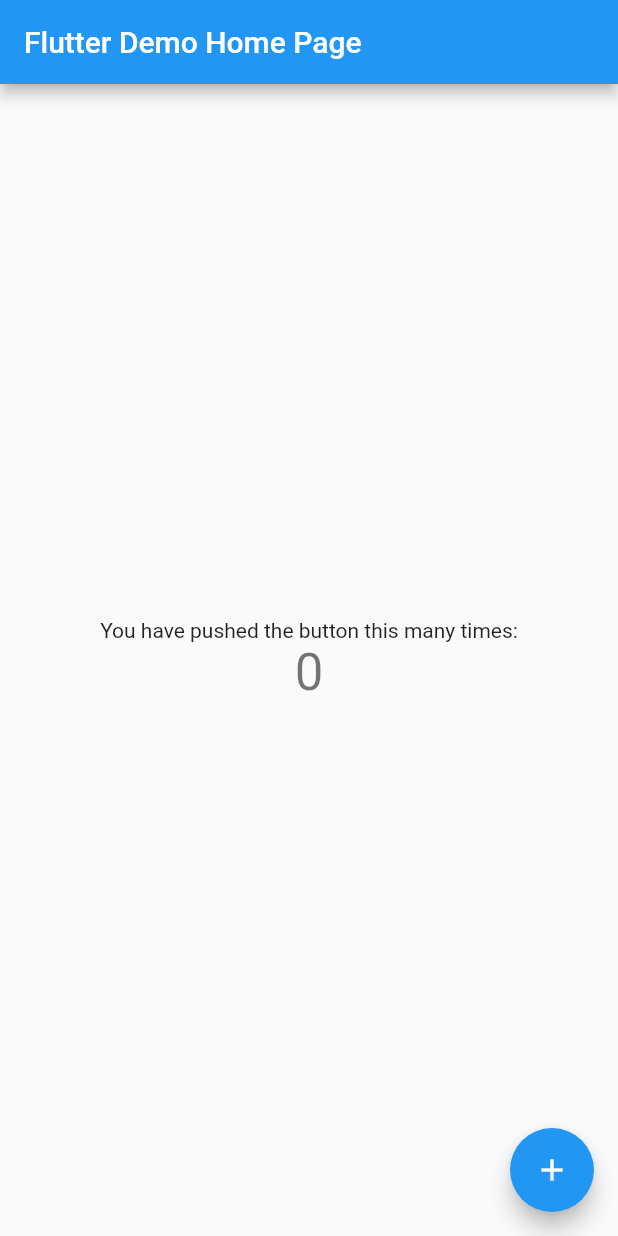
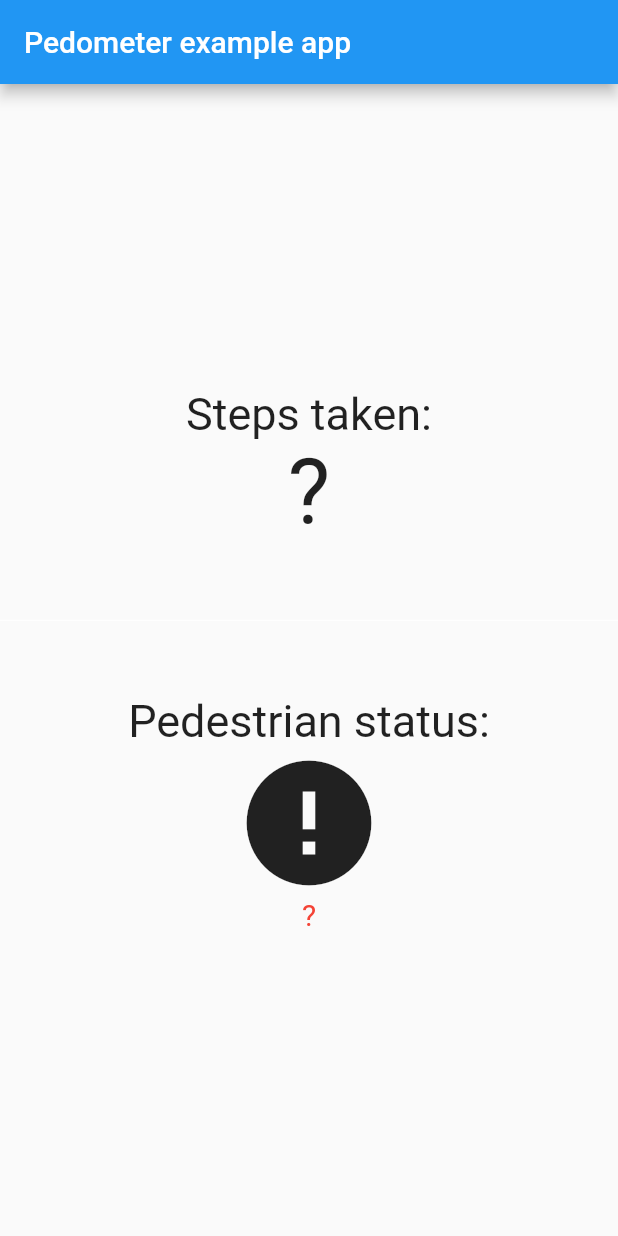
Before and after one commit to zvikasan/runto_music, a Flutter app: the screen it shows after launch, on a phone screen of 412 x 824 dp. Run offline on Flutter 3.47's test engine with Material 2 defaults, Android fonts, the phone set to English and light mode, and no system bars; our stand-ins replace pedometer.

Commit message:
first steps

```diff
--- a/lib/main.dart
+++ b/lib/main.dart
@@ -1,4 +1,10 @@
 import 'package:flutter/material.dart';
+import 'package:pedometer/pedometer.dart';
+import 'dart:async';
+
+String formatDate(DateTime d) {
+  return d.toString().substring(0, 19);
+}
 
 void main() {
   runApp(MyApp());
@@ -11,19 +17,7 @@ class MyApp extends StatelessWidget {
     return MaterialApp(
       title: 'Flutter Demo',
       theme: ThemeData(
-        // This is the theme of your application.
-        //
-        // Try running your application with "flutter run". You'll see the
-        // application has a blue toolbar. Then, without quitting the app, try
-        // changing the primarySwatch below to Colors.green and then invoke
-        // "hot reload" (press "r" in the console where you ran "flutter run",
-        // or simply save your changes to "hot reload" in a Flutter IDE).
-        // Notice that the counter didn't reset back to zero; the application
-        // is not restarted.
         primarySwatch: Colors.blue,
-        // This makes the visual density adapt to the platform that you run
-        // the app on. For desktop platforms, the controls will be smaller and
-        // closer together (more dense) than on mobile platforms.
         visualDensity: VisualDensity.adaptivePlatformDensity,
       ),
       home: MyHomePage(title: 'Flutter Demo Home Page'),
@@ -33,16 +27,6 @@ class MyApp extends StatelessWidget {
 
 class MyHomePage extends StatefulWidget {
   MyHomePage({Key key, this.title}) : super(key: key);
-
-  // This widget is the home page of your application. It is stateful, meaning
-  // that it has a State object (defined below) that contains fields that affect
-  // how it looks.
-
-  // This class is the configuration for the state. It holds the values (in this
-  // case the title) provided by the parent (in this case the App widget) and
-  // used by the build method of the State. Fields in a Widget subclass are
-  // always marked "final".
-
   final String title;
 
   @override
@@ -51,67 +35,111 @@ class MyHomePage extends StatefulWidget {
 
 class _MyHomePageState extends State<MyHomePage> {
   int _counter = 0;
+  Stream<StepCount> _stepCountStream;
+  Stream<PedestrianStatus> _pedestrianStatusStream;
+  String _status = '?', _steps = '?';
+
+  @override
+  void initState() {
+    super.initState();
+    initPlatformState();
+  }
+
+  void onStepCount(StepCount event) {
+    print(event);
+    setState(() {
+      _steps = event.steps.toString();
+    });
+  }
+
+  void onPedestrianStatusChanged(PedestrianStatus event) {
+    print(event);
+    setState(() {
+      _status = event.status;
+    });
+  }
+
+  void onPedestrianStatusError(error) {
+    print('onPedestrianStatusError: $error');
+    setState(() {
+      _status = 'Pedestrian Status not available';
+    });
+    print(_status);
+  }
+
+  void onStepCountError(error) {
+    print('onStepCountError: $error');
+    setState(() {
+      _steps = 'Step Count not available';
+    });
+  }
+
+  void initPlatformState() {
+    _pedestrianStatusStream = Pedometer.pedestrianStatusStream;
+    _pedestrianStatusStream
+        .listen(onPedestrianStatusChanged)
+        .onError(onPedestrianStatusError);
+
+    _stepCountStream = Pedometer.stepCountStream;
+    _stepCountStream.listen(onStepCount).onError(onStepCountError);
+
+    if (!mounted) return;
+  }
 
   void _incrementCounter() {
     setState(() {
-      // This call to setState tells the Flutter framework that something has
-      // changed in this State, which causes it to rerun the build method below
-      // so that the display can reflect the updated values. If we changed
-      // _counter without calling setState(), then the build method would not be
-      // called again, and so nothing would appear to happen.
       _counter++;
     });
   }
 
   @override
   Widget build(BuildContext context) {
-    // This method is rerun every time setState is called, for instance as done
-    // by the _incrementCounter method above.
-    //
-    // The Flutter framework has been optimized to make rerunning build methods
-    // fast, so that you can just rebuild anything that needs updating rather
-    // than having to individually change instances of widgets.
-    return Scaffold(
+    return MaterialApp(
+      home: Scaffold(
         appBar: AppBar(
-        // Here we take the value from the MyHomePage object that was created by
-        // the App.build method, and use it to set our appbar title.
-        title: Text(widget.title),
+          title: const Text('Pedometer example app'),
         ),
         body: Center(
-        // Center is a layout widget. It takes a single child and positions it
-        // in the middle of the parent.
           child: Column(
-          // Column is also a layout widget. It takes a list of children and
-          // arranges them vertically. By default, it sizes itself to fit its
-          // children horizontally, and tries to be as tall as its parent.
-          //
-          // Invoke "debug painting" (press "p" in the console, choose the
-          // "Toggle Debug Paint" action from the Flutter Inspector in Android
-          // Studio, or the "Toggle Debug Paint" command in Visual Studio Code)
-          // to see the wireframe for each widget.
-          //
-          // Column has various properties to control how it sizes itself and
-          // how it positions its children. Here we use mainAxisAlignment to
-          // center the children vertically; the main axis here is the vertical
-          // axis because Columns are vertical (the cross axis would be
-          // horizontal).
             mainAxisAlignment: MainAxisAlignment.center,
             children: <Widget>[
               Text(
-              'You have pushed the button this many times:',
+                'Steps taken:',
+                style: TextStyle(fontSize: 30),
               ),
               Text(
-              '$_counter',
-              style: Theme.of(context).textTheme.headline4,
+                _steps,
+                style: TextStyle(fontSize: 60),
               ),
+              Divider(
+                height: 100,
+                thickness: 0,
+                color: Colors.white,
+              ),
+              Text(
+                'Pedestrian status:',
+                style: TextStyle(fontSize: 30),
+              ),
+              Icon(
+                _status == 'walking'
+                    ? Icons.directions_walk
+                    : _status == 'stopped'
+                        ? Icons.accessibility_new
+                        : Icons.error,
+                size: 100,
+              ),
+              Center(
+                child: Text(
+                  _status,
+                  style: _status == 'walking' || _status == 'stopped'
+                      ? TextStyle(fontSize: 30)
+                      : TextStyle(fontSize: 20, color: Colors.red),
+                ),
+              )
             ],
           ),
         ),
-      floatingActionButton: FloatingActionButton(
-        onPressed: _incrementCounter,
-        tooltip: 'Increment',
-        child: Icon(Icons.add),
-      ), // This trailing comma makes auto-formatting nicer for build methods.
+      ),
     );
   }
 }
--- a/pubspec.yaml
+++ b/pubspec.yaml
@@ -28,6 +28,7 @@ dependencies:
   # The following adds the Cupertino Icons font to your application.
   # Use with the CupertinoIcons class for iOS style icons.
   cupertino_icons: ^1.0.0
+  pedometer: ^2.1.0
 
 dev_dependencies:
   flutter_test:
```
Also changed, not shown: pubspec.lock, 5 other files. Lines whose indentation alone changed are shown as unchanged.
